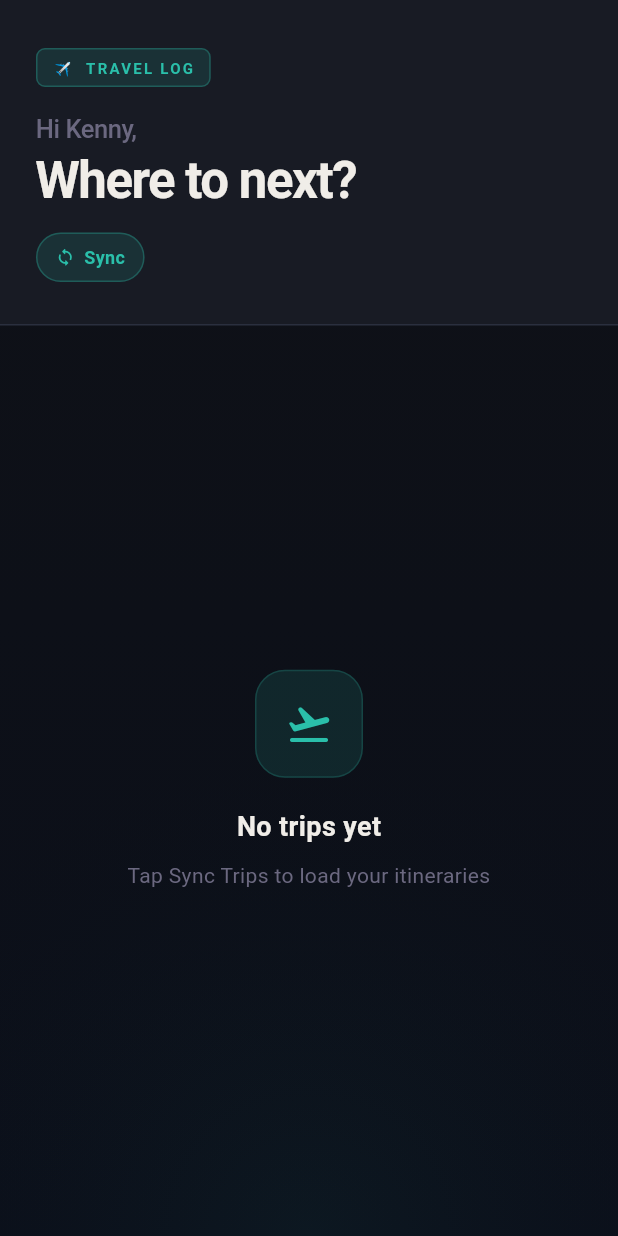
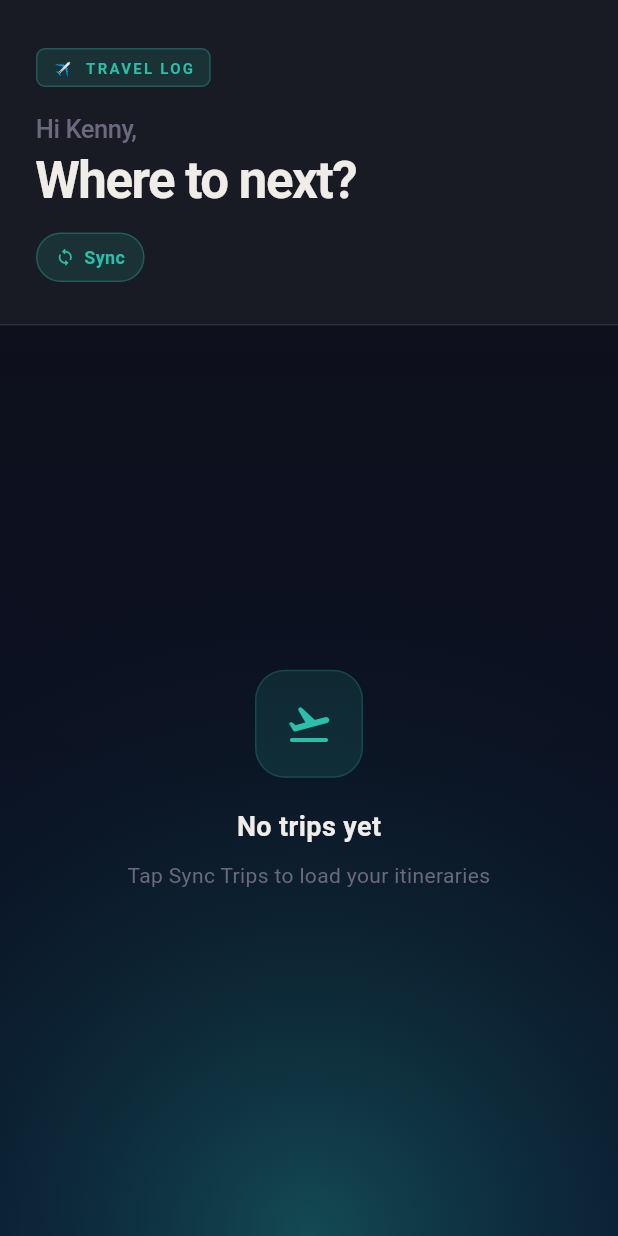
Before and after one commit to whoeverb/Trip_Companion, a Flutter app: the screen it shows after launch, on a phone screen of 412 x 824 dp. Run offline on Flutter 3.47's test engine with Material 3 defaults, Android fonts, the phone set to English and light mode, and no system bars; our stand-ins replace shared_preferences, shimmer; network calls fail; Roboto replaces fonts that are missing (DM Sans).

Commit message:
style: update background gradient colors and radial bloom intensity
Co-authored-by: aider (gemini/gemini-3.1-flash-lite) <aider@aider.chat>

```diff
--- a/lib/main.dart
+++ b/lib/main.dart
@@ -165,7 +165,7 @@ class _TripListScreenState extends State<TripListScreen> {
               gradient: LinearGradient(
                 begin: Alignment.topCenter,
                 end: Alignment.bottomCenter,
-                colors: [Color(0xFF0F1117), Color(0xFF0D1018), Color(0xFF0B0F1A)],
+                colors: [Color(0xFF0F1117), Color(0xFF0C1020), Color(0xFF08102A)],
               ),
             ),
           ),
@@ -173,8 +173,8 @@ class _TripListScreenState extends State<TripListScreen> {
             decoration: const BoxDecoration(
               gradient: RadialGradient(
                 center: Alignment.bottomCenter,
-                radius: 0.9,
-                colors: [Color(0x0D2ABFAA), Colors.transparent],
+                radius: 1.2,
+                colors: [Color(0x552ABFAA), Colors.transparent],
               ),
             ),
           ),
```
